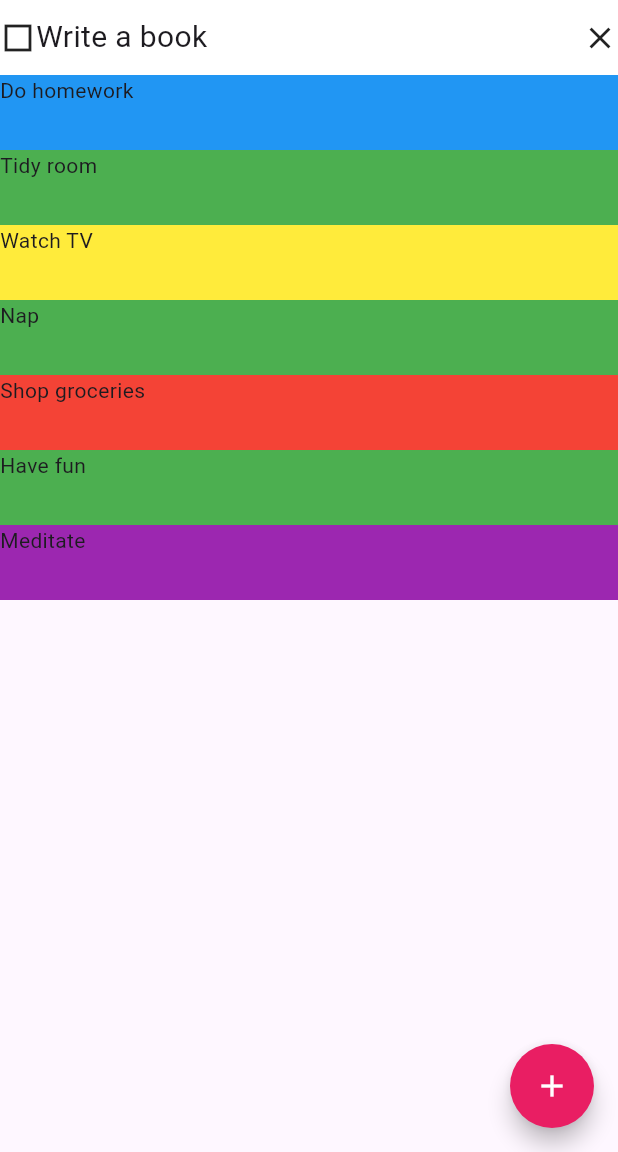
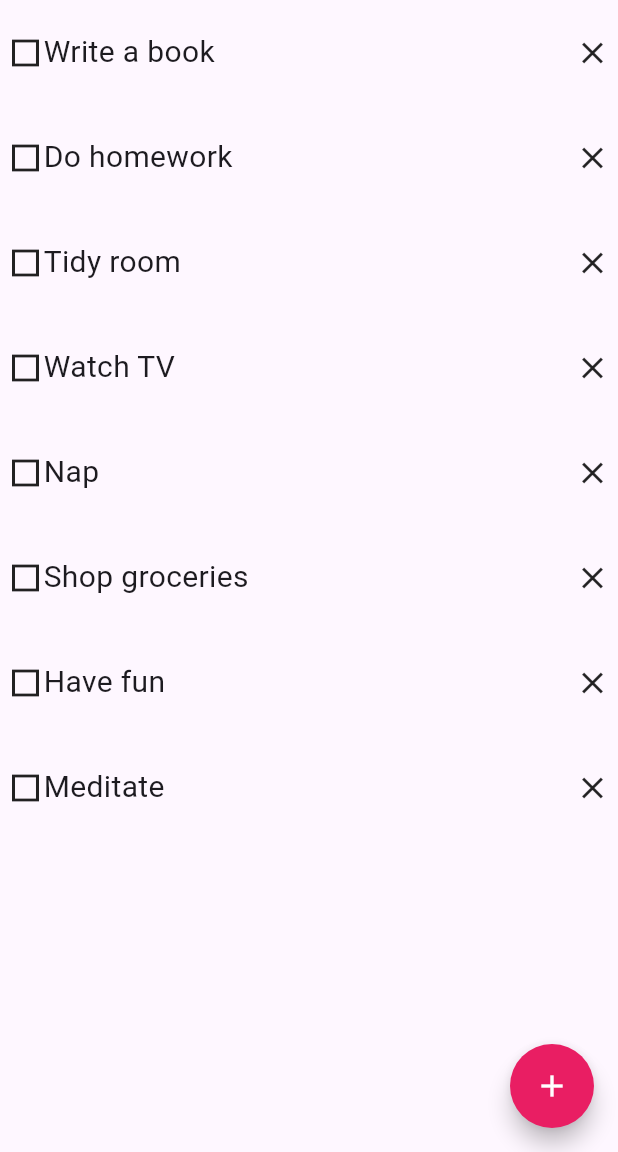
Before and after one commit to gu-tig333-ht25/guslunjofv, a Flutter app: the screen it shows after launch, on a phone screen of 412 x 824 dp, the part 84-1236 px from its top. Run offline on Flutter 3.47's test engine with Material 3 defaults, Android fonts, the phone set to English and light mode, and no system bars.

Commit message:
skapade class TodoItem
TodoItem med margin (saknades innan). Gjorde en Listview i Myhomepage som kallar på TodoItem

```diff
--- a/lib/main.dart
+++ b/lib/main.dart
@@ -16,6 +16,28 @@ class MyApp extends StatelessWidget {
   }
 }
 
+class TodoItem extends StatelessWidget {  //creates a new item in the list, a title/name is required to add
+  final String title;
+
+  const TodoItem({super.key, required this.title});
+
+  @override
+  Widget build(BuildContext context) {
+    return Container(
+      height: 60,
+      margin: EdgeInsetsGeometry.all(5),
+      child: Row(
+        children: [
+          Icon(Icons.square_outlined),
+          Text(title, style: TextStyle(fontSize: 20)),
+          Spacer(),
+          Icon(Icons.close),
+        ],
+      ),
+    );
+  }
+}
+
 class MyHomePage extends StatelessWidget {
   final String title;
 
@@ -30,7 +52,7 @@ class MyHomePage extends StatelessWidget {
         title: Text('TIG333 TODO'),
         centerTitle: true,
         actions: [
-          PopupMenuButton(itemBuilder: (context) =>[
+          PopupMenuButton(itemBuilder: (context) =>[     //menu in the upper right corner for filtering
             PopupMenuItem(child: Text('all'), value: 1),
             PopupMenuItem(child: Text('done'), value: 2),
             PopupMenuItem(child: Text('undone'), value: 3),
@@ -38,38 +60,21 @@ class MyHomePage extends StatelessWidget {
         ],
 
       ),
-      body: Center(
-        child: Column(
-          crossAxisAlignment: CrossAxisAlignment.stretch,
-          children: [
-            Container(height: 50, color: Colors.white,
-            child: Row(
-              children: [
-                Icon(Icons.square_outlined),
-                Text('Write a book', style: TextStyle(fontSize: 20),),
-                Spacer(),
-                Icon(Icons.close)
-              ],
-            ),),
-            Container(height: 50, color: Colors.blue,
-            child: Text('Do homework'),),
-            Container(height: 50, color: Colors.green,
-            child: Text('Tidy room'),),
-            Container(height: 50, color: Colors.yellow,
-            child: Text('Watch TV'),),
-            Container(height: 50, color: Colors.green,
-            child: Text('Nap'),),
-            Container(height: 50, color: Colors.red,
-            child: Text('Shop groceries'),),
-            Container(height: 50, color: Colors.green,
-            child: Text('Have fun'),),
-            Container(height: 50, color: Colors.purple,
-            child: Text('Meditate'),)
+      body: ListView(                            //using the TodoItem class to add a new item in the list, title is required
+        children: [
+          TodoItem(title: 'Write a book'),
+          TodoItem(title: 'Do homework'),
+          TodoItem(title: 'Tidy room'),
+          TodoItem(title: 'Watch TV'),
+          TodoItem(title: 'Nap'),
+          TodoItem(title: 'Shop groceries'),
+          TodoItem(title: 'Have fun'),
+          TodoItem(title: 'Meditate'),
           ],
-        ),
-      ),
-      floatingActionButton: FloatingActionButton(
-        shape: const CircleBorder(),
+          ),
+
+      floatingActionButton: FloatingActionButton(              //button to navigate to the next page (AddPage())
+        shape: CircleBorder(),
         backgroundColor: Colors.pink,
         child: Icon(Icons.add, color: Colors.white,),
         onPressed: (){
@@ -84,7 +89,7 @@ class MyHomePage extends StatelessWidget {
   }
 }
 
-class AddPage extends StatelessWidget{
+class AddPage extends StatelessWidget{    //the second page
   const AddPage({super.key});
 
   @override
```
